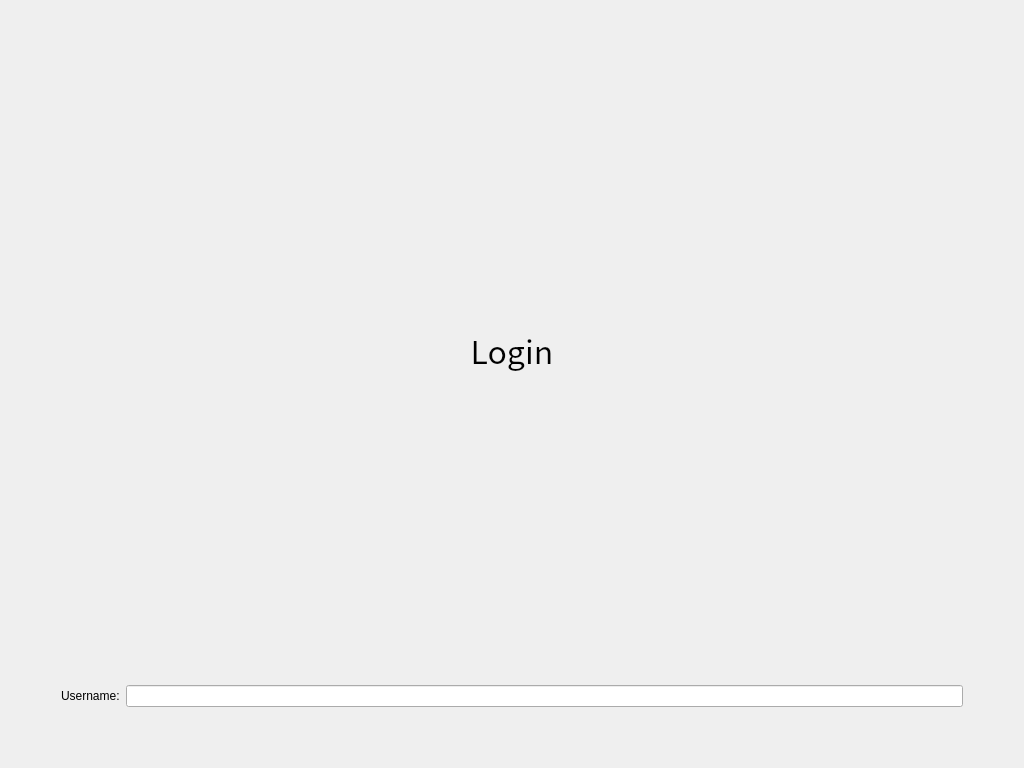
raphaeleg/COMP3278_G12, file ui_files/Login.ui: the form before one commit.
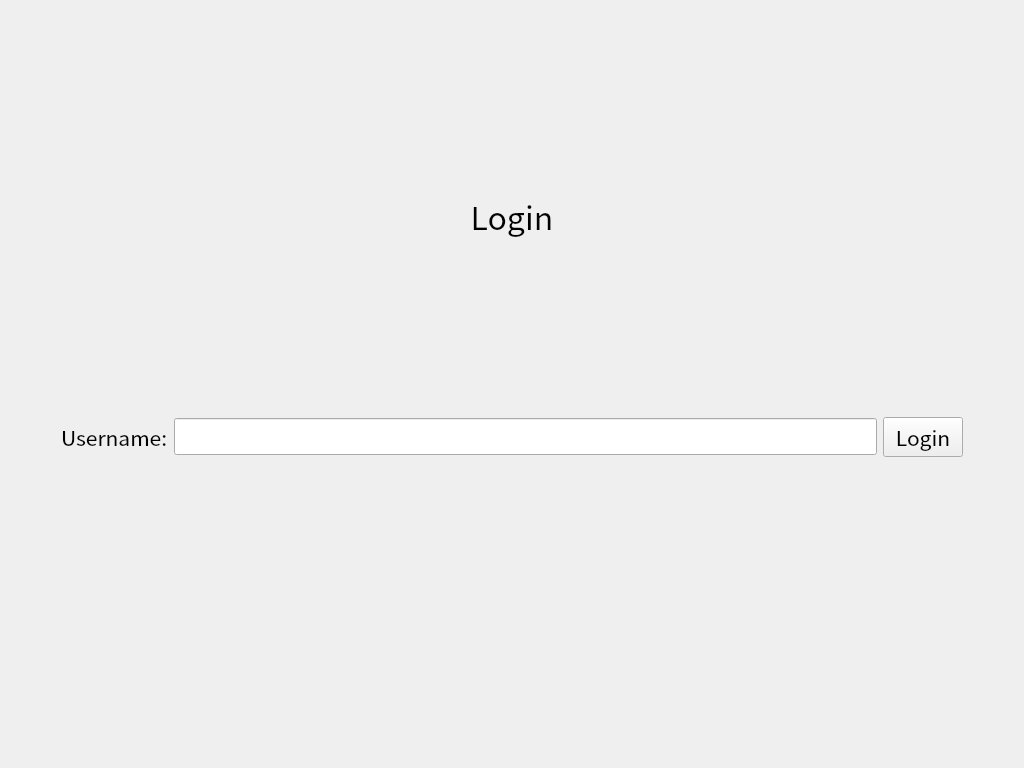
The form after the commit.

```diff
--- a/ui_files/Login.ui
+++ b/ui_files/Login.ui
@@ -15,7 +15,7 @@
   </property>
   <layout class="QHBoxLayout" name="horizontalLayout">
    <item>
-    <layout class="QVBoxLayout" name="login_layout_login" stretch="0,0,1">
+    <layout class="QVBoxLayout" name="login_layout_login" stretch="1,1,6,5">
      <property name="leftMargin">
       <number>50</number>
      </property>
@@ -61,9 +61,15 @@
       </spacer>
      </item>
      <item>
-      <layout class="QHBoxLayout" name="usernameField_horizontalLayout_login" stretch="0,1">
+      <layout class="QHBoxLayout" name="usernameField_horizontalLayout_login" stretch="0,1,0">
        <item>
         <widget class="QLabel" name="username_label_login">
+         <property name="font">
+          <font>
+           <family>Noto Sans CJK HK</family>
+           <pointsize>16</pointsize>
+          </font>
+         </property>
          <property name="text">
           <string>Username:</string>
          </property>
@@ -73,10 +79,52 @@
         </widget>
        </item>
        <item>
-        <widget class="QLineEdit" name="usernameInput_lineEdit_login"/>
+        <widget class="QLineEdit" name="usernameInput_lineEdit_login">
+         <property name="font">
+          <font>
+           <family>Noto Sans CJK HK</family>
+           <pointsize>14</pointsize>
+          </font>
+         </property>
+        </widget>
+       </item>
+       <item>
+        <widget class="QPushButton" name="login_button_login">
+         <property name="sizePolicy">
+          <sizepolicy hsizetype="Minimum" vsizetype="Fixed">
+           <horstretch>0</horstretch>
+           <verstretch>0</verstretch>
+          </sizepolicy>
+         </property>
+         <property name="font">
+          <font>
+           <family>Noto Sans CJK HK</family>
+           <pointsize>16</pointsize>
+          </font>
+         </property>
+         <property name="text">
+          <string>Login</string>
+         </property>
+        </widget>
        </item>
       </layout>
      </item>
+     <item>
+      <spacer name="verticalSpacer">
+       <property name="orientation">
+        <enum>Qt::Vertical</enum>
+       </property>
+       <property name="sizeType">
+        <enum>QSizePolicy::Fixed</enum>
+       </property>
+       <property name="sizeHint" stdset="0">
+        <size>
+         <width>20</width>
+         <height>250</height>
+        </size>
+       </property>
+      </spacer>
+     </item>
     </layout>
    </item>
   </layout>
```
